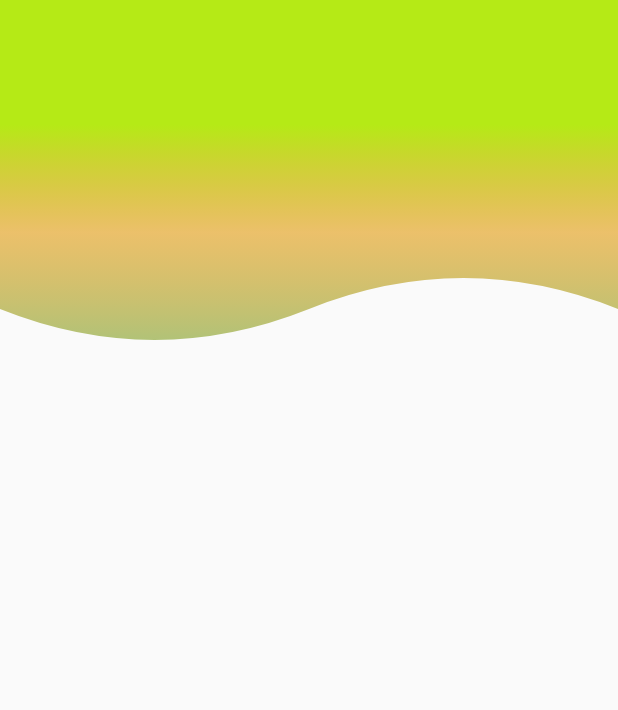
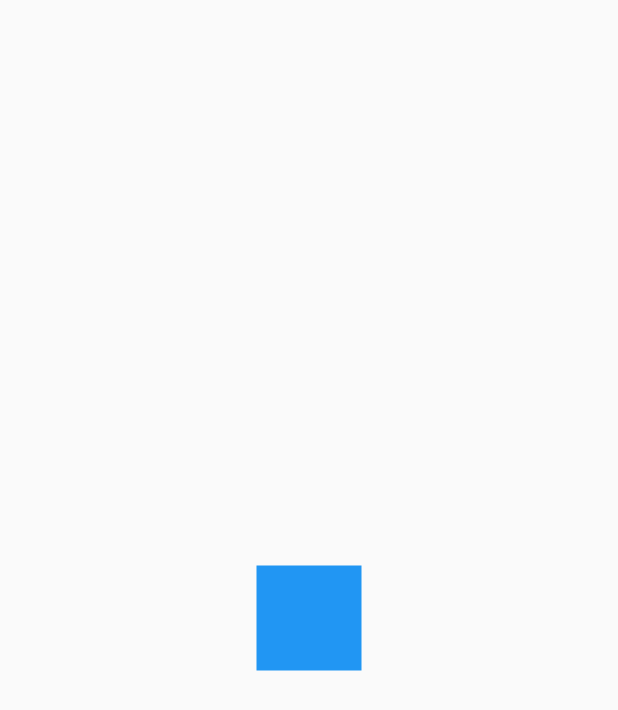
Before and after one commit to cristobalrodbar/custom_painter, a Flutter app: the screen it shows after launch, on a phone screen of 412 x 824 dp. Shown: the top 710 px of the screen. Run offline on Flutter 3.47's test engine with Material 2 defaults, Android fonts, the phone set to English and light mode, and no system bars.

```diff
--- a/lib/main.dart
+++ b/lib/main.dart
@@ -1,4 +1,6 @@
+import 'package:custom_painter/src/pages/animaciones_page.dart';
 import 'package:custom_painter/src/pages/headers_page.dart';
+import 'package:custom_painter/src/retos/cuadrado_anim.dart';
 import 'package:flutter/material.dart';
 
 void main() {
@@ -8,11 +10,13 @@ void main() {
 class MainApp extends StatelessWidget {
   const MainApp({super.key});
 
+  //bounceout
+
   @override
   Widget build(BuildContext context) {
     return MaterialApp(
         debugShowCheckedModeBanner: false,
         title: 'Diseños app',
-        home: HeadersPage());
+        home: CuadradoAnimadoPage());
   }
 }
--- /dev/null
+++ b/lib/src/retos/cuadrado_anim.dart
@@ -0,0 +1,50 @@
+import 'package:flutter/material.dart';
+
+class CuadradoAnimadoPage extends StatelessWidget {
+  @override
+  Widget build(BuildContext context) {
+    return Scaffold(
+      body: Center(
+        child: _CuadradoAnimado(),
+      ),
+    );
+  }
+}
+
+class _CuadradoAnimado extends StatefulWidget {
+  @override
+  State<_CuadradoAnimado> createState() => _CuadradoAnimadoState();
+}
+
+class _CuadradoAnimadoState extends State<_CuadradoAnimado> {
+  late AnimationController controller;
+
+  @override
+  void initState() {
+    // TODO: implement initState
+    super.initState();
+  }
+
+  @override
+  void dispose() {
+    controller.dispose();
+    // TODO: implement dispose
+    super.dispose();
+  }
+
+  @override
+  Widget build(BuildContext context) {
+    return _Rectangulo();
+  }
+}
+
+class _Rectangulo extends StatelessWidget {
+  @override
+  Widget build(BuildContext context) {
+    return Container(
+      width: 70,
+      height: 70,
+      decoration: BoxDecoration(color: Colors.blue),
+    );
+  }
+}
```
Also changed, not shown: lib/src/pages/animaciones_page.dart (added, +111 -0 lines).
